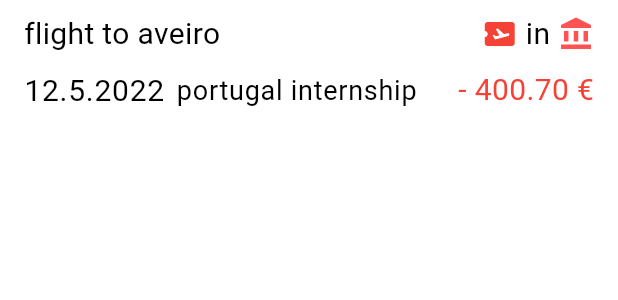
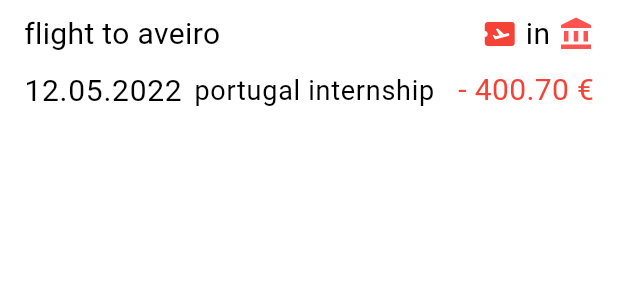
Before and after one commit to budgetiser/budgetiser, a Flutter app: the TransactionItem widget shown alone on an empty page, opened directly with sample values from the repository, on a phone screen of 412 x 824 dp. Shown: the top 300 px of the screen. Run offline on Flutter 3.47's test engine with Material 2 defaults, Android fonts, the phone set to English and light mode, and no system bars; our stand-ins replace flutter_colorpicker, flutter_markdown, jiffy, package_info_plus, percent_indicator, shared_preferences and 1 more; missing offline and left inert: equations; accounts and stored records are empty.

Commit message:
expand date utils

```diff
--- a/lib/db/database.dart
+++ b/lib/db/database.dart
@@ -12,6 +12,7 @@ import 'package:budgetiser/shared/dataClasses/savings.dart';
 import 'package:budgetiser/shared/dataClasses/single_transaction.dart';
 import 'package:budgetiser/shared/dataClasses/transaction_category.dart';
 import 'package:budgetiser/shared/tempData/temp_data.dart';
+import 'package:budgetiser/shared/utils/date_utils.dart';
 import 'package:flutter/foundation.dart';
 import 'package:flutter/material.dart';
 import 'package:path/path.dart';
--- a/lib/db/single_transaction_part.dart
+++ b/lib/db/single_transaction_part.dart
@@ -173,8 +173,7 @@ extension DatabaseExtensionSingleTransaction on DatabaseHelper {
     Set<DateTime> distinctMonths = {};
     for (var item in dateList) {
       DateTime dateTime = DateTime.parse(item['date']);
-      distinctMonths.add(DateTime.parse(
-          '${dateTime.year}-${dateTime.month.toString().padLeft(2, '0')}-01'));
+      distinctMonths.add(DateTime.parse('${dateAsYYYYMM(dateTime)}-01'));
     }
 
     List<DateTime> sorted = distinctMonths.toList()
@@ -198,7 +197,7 @@ extension DatabaseExtensionSingleTransaction on DatabaseHelper {
       ${account != null ? "and (singleTransactionToAccount.account1_id = ${account.id} or singleTransactionToAccount.account2_id = ${account.id})" : ""}
       ${category != null ? "and singleTransaction.category_id = ${category.id}" : ""}
       ''',
-      ['${inMonth.year}-${inMonth.month.toString().padLeft(2, '0')}%'],
+      ['${dateAsYYYYMM(inMonth)}%'],
     );
 
     List<SingleTransaction> transactions = [];
--- a/lib/screens/transactions/transactions_screen.dart
+++ b/lib/screens/transactions/transactions_screen.dart
@@ -208,8 +208,7 @@ class _TransactionsScreenState extends State<TransactionsScreen> {
                         if (isCurrentMonth(monthYear))
                           const Text('Current Month')
                         else
-                          Text(
-                              "${monthYear.year}-${monthYear.month.toString().padLeft(2, '0')}"),
+                          Text(dateAsYYYYMM(monthYear)),
                         Text(snapshot.data!.length.toString()),
                       ],
                     ),
--- a/lib/shared/utils/date_utils.dart
+++ b/lib/shared/utils/date_utils.dart
@@ -9,3 +9,13 @@ bool isSameDay(DateTime date1, DateTime date2) {
 bool isCurrentMonth(DateTime date) {
   return DateTime.now().month == date.month && DateTime.now().year == date.year;
 }
+
+/// Return [date] in 'YYYY-MM' string format
+String dateAsYYYYMM(DateTime date) {
+  return '${date.year}-${date.month.toString().padLeft(2, '0')}';
+}
+
+/// Return [date] in 'DD-MM-YYYY' string format
+String dateAsDDMMYYYY(DateTime date) {
+  return '${date.day.toString().padLeft(2, "0")}.${date.month.toString().padLeft(2, "0")}.${date.year}';
+}
--- a/lib/shared/widgets/items/transaction_item.dart
+++ b/lib/shared/widgets/items/transaction_item.dart
@@ -1,5 +1,6 @@
 import 'package:budgetiser/screens/transactions/transaction_form.dart';
 import 'package:budgetiser/shared/dataClasses/single_transaction.dart';
+import 'package:budgetiser/shared/utils/date_utils.dart';
 import 'package:budgetiser/shared/widgets/smallStuff/balance_text.dart';
 import 'package:flutter/material.dart';
 
@@ -76,7 +77,7 @@ class TransactionItem extends StatelessWidget {
               mainAxisAlignment: MainAxisAlignment.spaceBetween,
               children: [
                 Text(
-                  '${transactionData.date.day}.${transactionData.date.month}.${transactionData.date.year}',
+                  dateAsDDMMYYYY(transactionData.date),
                   style: Theme.of(context).textTheme.bodyLarge,
                 ),
                 Expanded(
```
